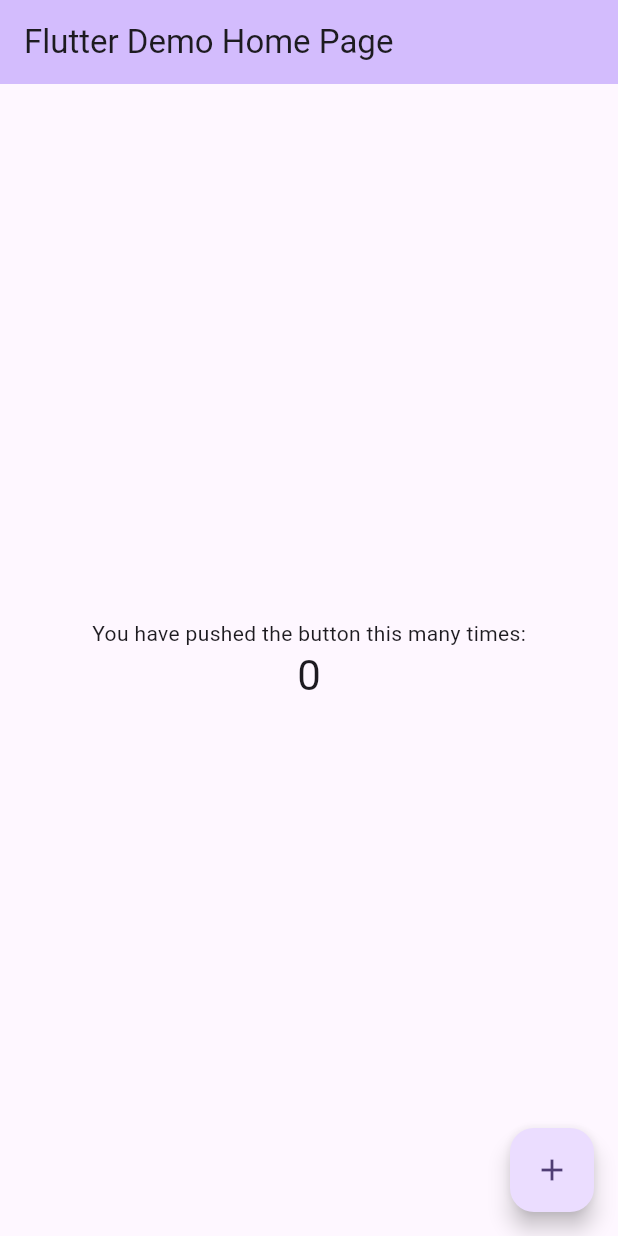
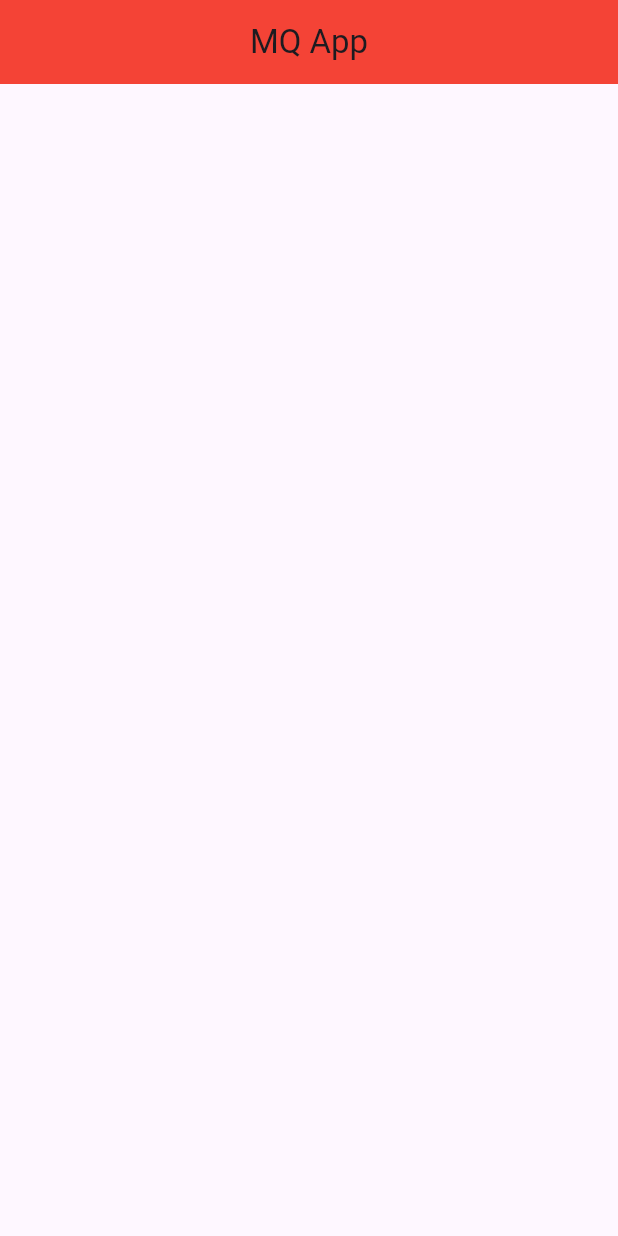
Before and after one commit to R3verse-cloud/Mobile-App-Development-MQApp, a Flutter app: the screen it shows after launch, on a phone screen of 412 x 824 dp. Run offline on Flutter 3.47's test engine with Material 3 defaults, Android fonts, the phone set to English and light mode, and no system bars.

Commit message:
Making custom home page

```diff
--- a/mq_app/lib/main.dart
+++ b/mq_app/lib/main.dart
@@ -1,125 +1,22 @@
 import 'package:flutter/material.dart';
 
 void main() {
-  runApp(const MyApp());
+  runApp(MaterialApp(
+    home: Scaffold(
+      appBar: AppBar(
+        title: const Text("MQ App"),
+        backgroundColor: Colors.red[500],
+        centerTitle: true,
+      ),
+    )
+  ));
 }
 
-class MyApp extends StatelessWidget {
-  const MyApp({super.key});
+class Home extends StatelessWidget {
+const Home({super.key});
 
-  // This widget is the root of your application.
   @override
-  Widget build(BuildContext context) {
-    return MaterialApp(
-      title: 'Flutter Demo',
-      theme: ThemeData(
-        // This is the theme of your application.
-        //
-        // TRY THIS: Try running your application with "flutter run". You'll see
-        // the application has a purple toolbar. Then, without quitting the app,
-        // try changing the seedColor in the colorScheme below to Colors.green
-        // and then invoke "hot reload" (save your changes or press the "hot
-        // reload" button in a Flutter-supported IDE, or press "r" if you used
-        // the command line to start the app).
-        //
-        // Notice that the counter didn't reset back to zero; the application
-        // state is not lost during the reload. To reset the state, use hot
-        // restart instead.
-        //
-        // This works for code too, not just values: Most code changes can be
-        // tested with just a hot reload.
-        colorScheme: ColorScheme.fromSeed(seedColor: Colors.deepPurple),
-        useMaterial3: true,
-      ),
-      home: const MyHomePage(title: 'Flutter Demo Home Page'),
-    );
+  Widget build(BuildContext context){
+    return Container();
   }
 }
-
-class MyHomePage extends StatefulWidget {
-  const MyHomePage({super.key, required this.title});
-
-  // This widget is the home page of your application. It is stateful, meaning
-  // that it has a State object (defined below) that contains fields that affect
-  // how it looks.
-
-  // This class is the configuration for the state. It holds the values (in this
-  // case the title) provided by the parent (in this case the App widget) and
-  // used by the build method of the State. Fields in a Widget subclass are
-  // always marked "final".
-
-  final String title;
-
-  @override
-  State<MyHomePage> createState() => _MyHomePageState();
-}
-
-class _MyHomePageState extends State<MyHomePage> {
-  int _counter = 0;
-
-  void _incrementCounter() {
-    setState(() {
-      // This call to setState tells the Flutter framework that something has
-      // changed in this State, which causes it to rerun the build method below
-      // so that the display can reflect the updated values. If we changed
-      // _counter without calling setState(), then the build method would not be
-      // called again, and so nothing would appear to happen.
-      _counter++;
-    });
-  }
-
-  @override
-  Widget build(BuildContext context) {
-    // This method is rerun every time setState is called, for instance as done
-    // by the _incrementCounter method above.
-    //
-    // The Flutter framework has been optimized to make rerunning build methods
-    // fast, so that you can just rebuild anything that needs updating rather
-    // than having to individually change instances of widgets.
-    return Scaffold(
-      appBar: AppBar(
-        // TRY THIS: Try changing the color here to a specific color (to
-        // Colors.amber, perhaps?) and trigger a hot reload to see the AppBar
-        // change color while the other colors stay the same.
-        backgroundColor: Theme.of(context).colorScheme.inversePrimary,
-        // Here we take the value from the MyHomePage object that was created by
-        // the App.build method, and use it to set our appbar title.
-        title: Text(widget.title),
-      ),
-      body: Center(
-        // Center is a layout widget. It takes a single child and positions it
-        // in the middle of the parent.
-        child: Column(
-          // Column is also a layout widget. It takes a list of children and
-          // arranges them vertically. By default, it sizes itself to fit its
-          // children horizontally, and tries to be as tall as its parent.
-          //
-          // Column has various properties to control how it sizes itself and
-          // how it positions its children. Here we use mainAxisAlignment to
-          // center the children vertically; the main axis here is the vertical
-          // axis because Columns are vertical (the cross axis would be
-          // horizontal).
-          //
-          // TRY THIS: Invoke "debug painting" (choose the "Toggle Debug Paint"
-          // action in the IDE, or press "p" in the console), to see the
-          // wireframe for each widget.
-          mainAxisAlignment: MainAxisAlignment.center,
-          children: <Widget>[
-            const Text(
-              'You have pushed the button this many times:',
-            ),
-            Text(
-              '$_counter',
-              style: Theme.of(context).textTheme.headlineMedium,
-            ),
-          ],
-        ),
-      ),
-      floatingActionButton: FloatingActionButton(
-        onPressed: _incrementCounter,
-        tooltip: 'Increment',
-        child: const Icon(Icons.add),
-      ), // This trailing comma makes auto-formatting nicer for build methods.
-    );
-  }
-}
```
